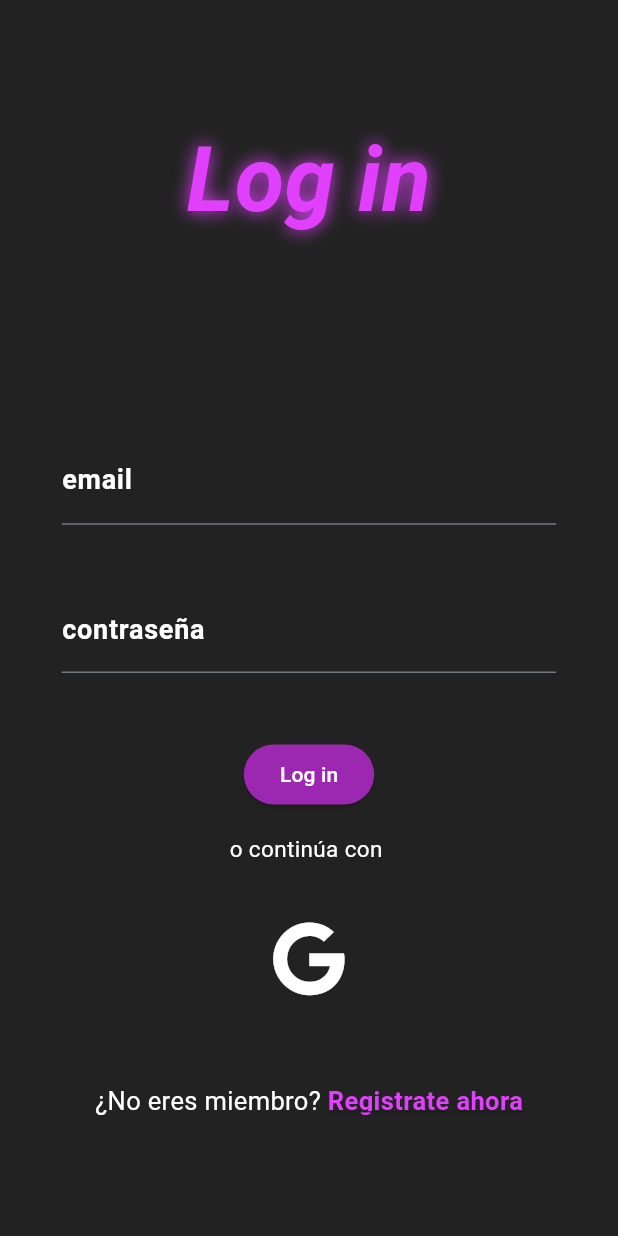
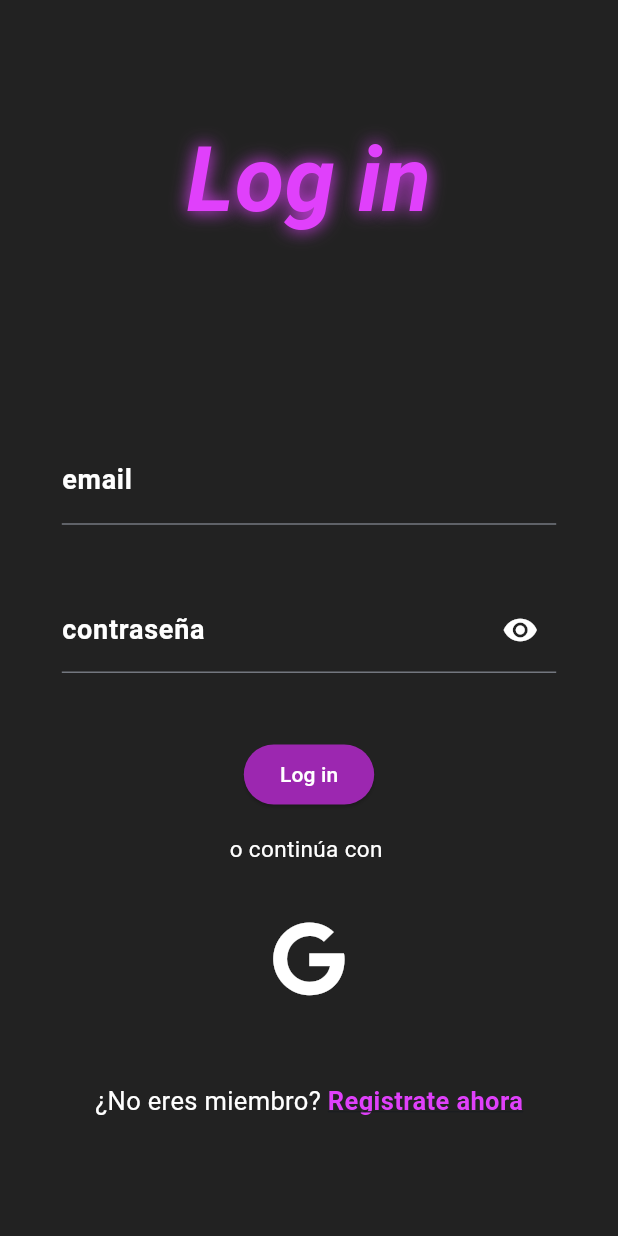
Before and after one commit to JuanJGP10/piladea_web, a Flutter app: the screen it shows after launch, after a tap on "Iniciar Sesión", on a phone screen of 412 x 824 dp. Run offline on Flutter 3.47's test engine with Material 3 defaults, Android fonts, the phone set to English and light mode, and no system bars; our stand-ins replace cloud_firestore, firebase_auth, firebase_core, font_awesome_flutter, get, google_sign_in and 1 more; accounts and stored records are empty; network calls fail; statements that could not run were skipped.

Commit message:
visibilidad contraseña

```diff
--- a/lib/pages/login_view.dart
+++ b/lib/pages/login_view.dart
@@ -19,6 +19,8 @@ class _LoginViewState extends State<LoginView> {
   late TextEditingController txtEmail;
   late TextEditingController txtPassword;
   bool _isLoading = false; // Por si quieres mostrar progreso
+  bool _isPasswordHidden = true;
+
 
   @override
   void initState() {
@@ -136,17 +138,30 @@ class _LoginViewState extends State<LoginView> {
                 height: 60,
                 width: 600,
                 child: TextField(
-                  obscureText: true,
+                  obscureText: _isPasswordHidden,
+                  controller: txtPassword,
                   style: const TextStyle(color: Colors.white),
-                  decoration: const InputDecoration(
+                  decoration: InputDecoration(
                     labelText: 'contraseña',
-                    labelStyle: TextStyle(
+                    labelStyle: const TextStyle(
                       color: Colors.white,
                       fontWeight: FontWeight.w700,
                       fontSize: 18.0,
                     ),
+                    suffixIcon: IconButton(
+                      icon: Icon(
+                        _isPasswordHidden
+                            ? Icons.visibility
+                            : Icons.visibility_off,
+                        color: Colors.white,
+                      ),
+                      onPressed: () {
+                        setState(() {
+                          _isPasswordHidden = !_isPasswordHidden;
+                        });
+                      },
+                    ),
                   ),
-                  controller: txtPassword,
                 ),
               ),
             ),
```
